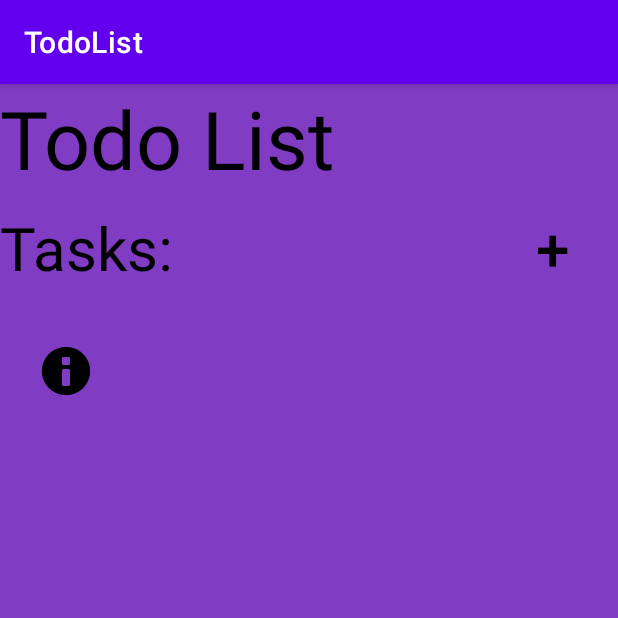
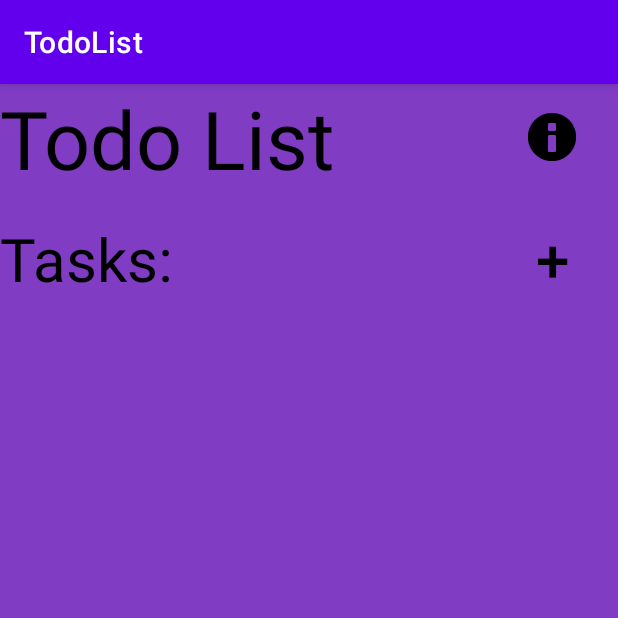
Before and after one commit to SpencerLefever/TodoList-AndroidApp, an Android app: the screen it shows after launch (MainActivity), on a phone screen of 412 x 824 dp, the top half of it. Run offline under Robolectric (Android 15) with nearby library versions, the light colour scheme and no system bars.

Commit message:
Changed the MultiTaskLayout to a recycler view   RecyclerView video: https://youtu.be/Mc0XT58A1Z4

```diff
--- a/TodoList/app/src/main/java/com/example/todolist/ExpandedTaskActivity.java
+++ b/TodoList/app/src/main/java/com/example/todolist/ExpandedTaskActivity.java
@@ -26,7 +26,7 @@ public class ExpandedTaskActivity extends AppCompatActivity {
         taskDescription = findViewById(R.id.TaskDescription);
 
         //Set the TextViews based on what activity was clicked
-        Task expandedTask = intent.getParcelableExtra("ExpandedTask");
+        Task expandedTask = intent.getParcelableExtra("SelectedTask");
 
         setTextViews(expandedTask);
         //Add onClickListener to back button
--- a/TodoList/app/src/main/java/com/example/todolist/MainActivity.java
+++ b/TodoList/app/src/main/java/com/example/todolist/MainActivity.java
@@ -56,11 +56,11 @@ public class MainActivity extends AppCompatActivity {
         updateModel();
 
         //Update view
+        multiTaskLayout = findViewById(R.id.MultiTaskLayout);
         TaskLayoutRecyclerViewAdapter adapter = new TaskLayoutRecyclerViewAdapter(this, user);
         multiTaskLayout.setAdapter(adapter);
         multiTaskLayout.setLayoutManager(new LinearLayoutManager(this));
 
-        multiTaskLayout = findViewById(R.id.MultiTaskLayout);
 
         layoutInflater = (LayoutInflater) getSystemService(Context.LAYOUT_INFLATER_SERVICE);
 
--- a/TodoList/app/src/main/res/layout/activity_main.xml
+++ b/TodoList/app/src/main/res/layout/activity_main.xml
@@ -22,6 +22,17 @@
             android:text="Todo List"
             android:textColor="#000000"
             android:textSize="54sp" />
+
+        <Button
+            android:id="@+id/SettingsButton"
+            android:layout_width="wrap_content"
+            android:layout_height="wrap_content"
+            android:background="#00FFFFFF"
+            android:gravity="bottom|right"
+            app:icon="@android:drawable/ic_dialog_info"
+            app:iconGravity="textTop"
+            app:iconTint="#000000"
+            tools:ignore="SpeakableTextPresentCheck" />
 
     </LinearLayout>
 
@@ -60,15 +71,4 @@
         android:layout_marginRight="15px"
         android:layout_marginBottom="15px" />
 
-    <Button
-        android:id="@+id/SettingsButton"
-        android:layout_width="wrap_content"
-        android:layout_height="wrap_content"
-        android:background="#00FFFFFF"
-        android:gravity="bottom|right"
-        app:icon="@android:drawable/ic_dialog_info"
-        app:iconGravity="textTop"
-        app:iconTint="#000000"
-        tools:ignore="SpeakableTextPresentCheck" />
-
 </LinearLayout>
```
Also changed, not shown: TodoList/app/src/main/java/com/example/todolist/EventTask.java (deleted, +0 -67 lines), TodoList/app/src/main/java/com/example/todolist/PersonalTask.java (deleted, +0 -67 lines), TodoList/app/src/main/java/com/example/todolist/SchoolTask.java (deleted, +0 -66 lines), TodoList/app/src/main/java/com/example/todolist/TaskLayoutRecyclerViewAdapter.java (+33 -3 lines).
